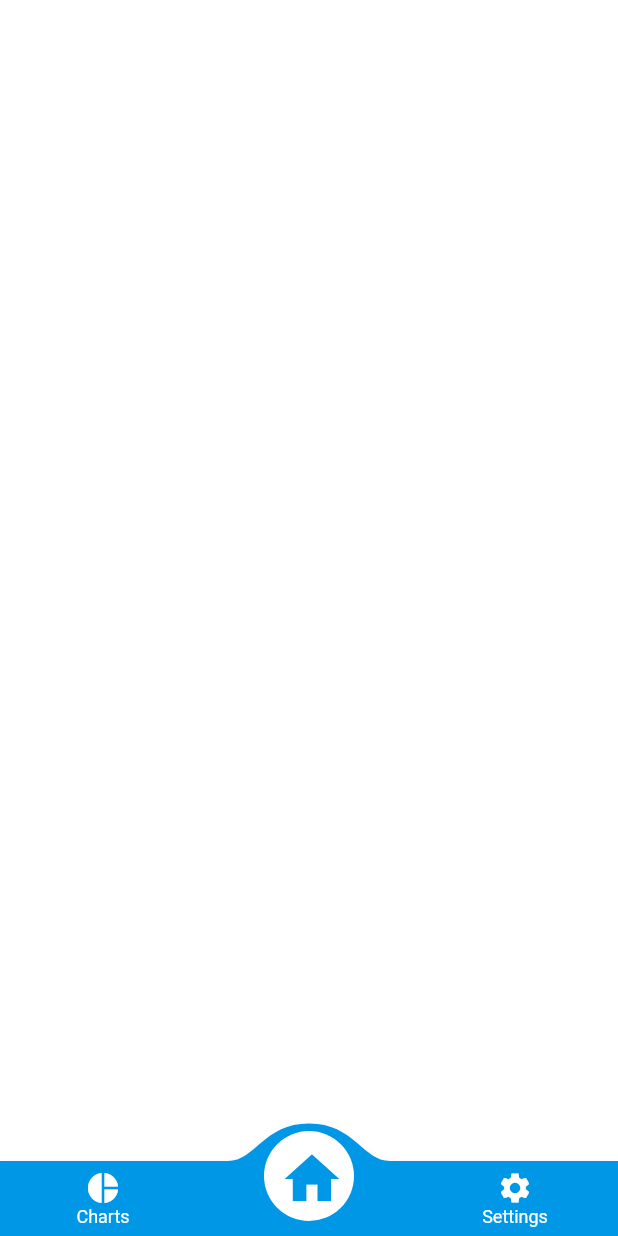
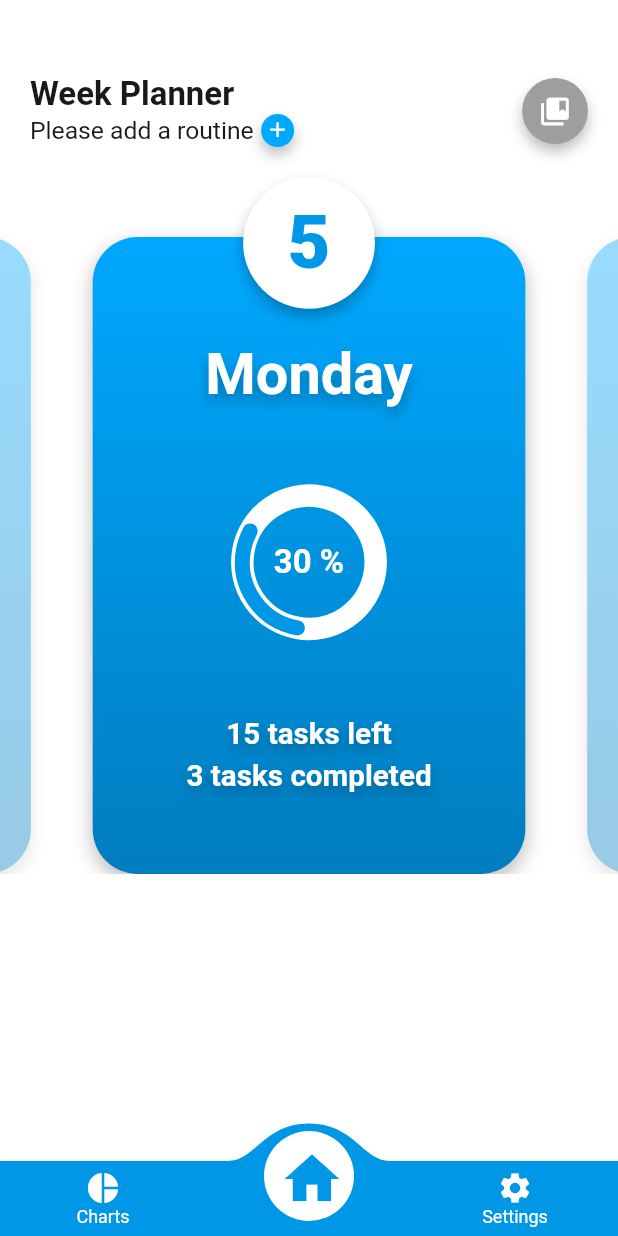
Before and after one commit to draxexx/plan_your_life, a Flutter app: the screen it shows after launch, on a phone screen of 412 x 824 dp. Run offline on Flutter 3.47's test engine with Material 2 defaults, Android fonts, the phone set to English and light mode, and no system bars; drawn by our look-alikes of convex_bottom_bar, sleek_circular_slider; Roboto replaces fonts that are missing (OpenSans).

Commit message:
finish routine home design

```diff
--- a/lib/index.dart
+++ b/lib/index.dart
@@ -2,16 +2,17 @@
 // ============= CORE PACKAGES EXPORT =============
 // ================================================
 export 'package:flutter/material.dart';
+export 'package:flutter/services.dart';
+export 'package:flutter/gestures.dart';
+export 'package:flutter_localizations/flutter_localizations.dart';
 export 'dart:convert';
-export 'package:flutter/services.dart';
 export 'dart:typed_data';
-export 'package:flutter/gestures.dart';
 export 'dart:async';
-export 'package:flutter_localizations/flutter_localizations.dart';
 // ==================================================
 // ============ pub.dev PACKAGES EXPORT =============
 // ==================================================
 export 'package:convex_bottom_bar/convex_bottom_bar.dart';
+export 'package:sleek_circular_slider/sleek_circular_slider.dart';
 // =============================================
 // ============ LOCAL FILES EXPORT =============
 // =============================================
--- a/lib/screens/home/widgets/my_bottom_bar.dart
+++ b/lib/screens/home/widgets/my_bottom_bar.dart
@@ -12,7 +12,7 @@ class _MyBottomBarState extends State<MyBottomBar> {
 
   Widget _selectedScreen(int i) {
     if (i == 1) {
-      return Container();
+      return const RoutinesScreen();
     } else if (i == 2) {
       return Container();
     } else {
--- a/lib/screens/index.dart
+++ b/lib/screens/index.dart
@@ -2,3 +2,10 @@
 
 export './home/home_screen.dart';
 export './home/widgets/my_bottom_bar.dart';
+
+// Routines Screen
+
+export './routines/routines_screen.dart';
+export './routines/widgets/cards/card_list.dart';
+export './routines/widgets/cards/card_item.dart';
+export './routines/widgets/top-bar/top_bar.dart';
--- /dev/null
+++ b/lib/screens/routines/routines_screen.dart
@@ -0,0 +1,25 @@
+import '../../index.dart';
+
+class RoutinesScreen extends StatefulWidget {
+  const RoutinesScreen({super.key});
+
+  @override
+  State<RoutinesScreen> createState() => _RoutinesScreenState();
+}
+
+class _RoutinesScreenState extends State<RoutinesScreen> {
+  @override
+  Widget build(BuildContext context) {
+    return Container(
+      padding: const EdgeInsets.only(top: 50),
+      child: const SingleChildScrollView(
+        child: Column(
+          children: [
+            TopBar(),
+            CardList(),
+          ],
+        ),
+      ),
+    );
+  }
+}
--- /dev/null
+++ b/lib/screens/routines/widgets/cards/card_item.dart
@@ -0,0 +1,69 @@
+import '../../../../index.dart';
+
+class CardItem extends StatelessWidget {
+  const CardItem({super.key});
+
+  @override
+  Widget build(BuildContext context) {
+    return Column(
+      children: [
+        Expanded(
+          child: Stack(
+            children: [
+              roundedContainer(
+                60,
+                0,
+                20,
+                20,
+                0.6,
+                0.7,
+                Theme.of(context).primaryColorLight,
+                Theme.of(context).primaryColorDark,
+                Container(
+                  margin: const EdgeInsets.only(top: 15),
+                  child: Column(
+                    mainAxisAlignment: MainAxisAlignment.spaceEvenly,
+                    children: [
+                      contentText(context, "Monday", false, MyColors.white, 35),
+                      circularSlider(30, 90, 20, MyColors.white,
+                          Theme.of(context).primaryColor, MyColors.white),
+                      Column(
+                        children: [
+                          contentText(context, "15 tasks left", false,
+                              MyColors.white, 18),
+                          const SizedBox(height: 5),
+                          contentText(context, "3 tasks completed", false,
+                              MyColors.white, 18),
+                        ],
+                      ),
+                    ],
+                  ),
+                ),
+              ),
+              Positioned(
+                top: 20,
+                right: 16,
+                left: 16,
+                child: circleContainer(
+                  80,
+                  Center(
+                    child: Text(
+                      "5",
+                      style: TextStyle(
+                        color: Theme.of(context).primaryColor,
+                        fontSize: getProportionateScreenWidth(45),
+                        fontWeight: FontWeight.w900,
+                      ),
+                    ),
+                  ),
+                  MyColors.white,
+                  MyColors.white,
+                ),
+              ),
+            ],
+          ),
+        ),
+      ],
+    );
+  }
+}
--- /dev/null
+++ b/lib/screens/routines/widgets/cards/card_list.dart
@@ -0,0 +1,141 @@
+import '../../../../index.dart';
+
+import 'dart:math' as math;
+
+class CardList extends StatefulWidget {
+  const CardList({super.key});
+
+  @override
+  State<CardList> createState() => _CardListState();
+}
+
+class _CardListState extends State<CardList> {
+  PageController? _pageController;
+
+  int _initialPage = 0;
+
+  // DayFunctions d = DayFunctions();
+
+  // List<RoutineTasksGroupByDate> _dayList = [];
+
+  List<DateTime> _currentWeek = [];
+
+  // void _groupByTasks() {
+  //   _dayList = [];
+  //   for (var i in _currentWeek) {
+  //     List<Task> tempTaskList = [];
+  //     for (var j in widget.routine.taskList) {
+  //       if (i.day == j.date.day &&
+  //           i.month == j.date.month &&
+  //           i.year == j.date.year) {
+  //         tempTaskList.add(j);
+  //       }
+  //     }
+  //     _dayList.add(
+  //       RoutineTasksGroupByDate(
+  //         routineID: widget.routine.id,
+  //         taskList: tempTaskList,
+  //         date: i,
+  //       ),
+  //     );
+  //   }
+  // }
+
+  // void _setCurrentWeek() {
+  //   if (widget.routine != null) {
+  //     _currentWeek = d.currentWeek();
+  //     _groupByTasks();
+  //   }
+  // }
+
+  void _setInitialPage() {
+    DateTime now = DateTime.now();
+    int count = 0;
+    for (var i in _currentWeek) {
+      if (i.day == now.day && i.month == now.month && i.year == now.year) {
+        setState(() {
+          _initialPage = count;
+        });
+        return;
+      }
+      count++;
+    }
+    setState(() {
+      _initialPage = 3;
+    });
+  }
+
+  @override
+  void initState() {
+    super.initState();
+    // _setCurrentWeek();
+    _setInitialPage();
+    _pageController = PageController(
+      viewportFraction: 0.8,
+      initialPage: _initialPage,
+    );
+  }
+
+  @override
+  void dispose() {
+    _pageController!.dispose();
+    super.dispose();
+  }
+
+  @override
+  Widget build(BuildContext context) {
+    // _setCurrentWeek();
+    // return widget.routine == null
+    //     ? const Center(
+    //         child: CircularProgressIndicator(),
+    //       )
+    return AspectRatio(
+      aspectRatio: 0.85,
+      child: PageView.builder(
+        onPageChanged: (value) {
+          setState(() {
+            _initialPage = value;
+          });
+        },
+        physics: const ClampingScrollPhysics(),
+        controller: _pageController,
+        // itemCount: _dayList.length,
+        itemCount: 7,
+        itemBuilder: (context, index) {
+          return buildSlider(index);
+        },
+      ),
+    );
+  }
+
+  Widget buildSlider(int index) {
+    return AnimatedBuilder(
+      animation: _pageController!,
+      builder: (context, child) {
+        double value = 0;
+        if (_pageController!.position.haveDimensions) {
+          value = index - _pageController!.page!;
+          value = (value * 0.038).clamp(-1, 1);
+        }
+        return AnimatedOpacity(
+          duration: const Duration(milliseconds: 350),
+          opacity: _initialPage == index ? 1 : 0.4,
+          child: Transform.rotate(
+            angle: math.pi * value,
+            child: InkWell(
+              // onTap: () {
+              //   Map<String, dynamic> arguments = {
+              //     "routine": widget.routine,
+              //     "current_date": _dayList[index].date,
+              //   };
+              //   Navigator.of(context)
+              //       .pushNamed(DetailScreen.routeName, arguments: arguments);
+              // },
+              child: CardItem(),
+            ),
+          ),
+        );
+      },
+    );
+  }
+}
--- /dev/null
+++ b/lib/screens/routines/widgets/top-bar/top_bar.dart
@@ -0,0 +1,63 @@
+import '../../../../index.dart';
+
+class TopBar extends StatelessWidget {
+  const TopBar({super.key});
+
+  @override
+  Widget build(BuildContext context) {
+    return Container(
+      margin: const EdgeInsets.symmetric(horizontal: 20),
+      child: Row(
+        children: [
+          Expanded(
+            child: Container(
+              child: Column(
+                crossAxisAlignment: CrossAxisAlignment.start,
+                children: [
+                  Container(
+                    child: headerText(
+                        context, "app_title", true, MyColors.black, 20),
+                  ),
+                  Row(
+                    children: [
+                      Container(
+                          child:
+                              subText(context, "Please add a routine", false)),
+                      const SizedBox(width: 5),
+                      InkWell(
+                        onTap: () {},
+                        child: circleContainer(
+                          20,
+                          Icon(
+                            Icons.add,
+                            color: MyColors.white,
+                            size: getProportionateScreenWidth(15),
+                          ),
+                          MyColors.blue,
+                          MyColors.blue,
+                        ),
+                      ),
+                    ],
+                  ),
+                ],
+              ),
+            ),
+          ),
+          InkWell(
+            onTap: () {},
+            child: circleContainer(
+              40,
+              Icon(
+                Icons.collections_bookmark,
+                color: MyColors.white,
+                size: getProportionateScreenWidth(20),
+              ),
+              Colors.grey,
+              Colors.grey,
+            ),
+          ),
+        ],
+      ),
+    );
+  }
+}
--- /dev/null
+++ b/lib/widgets/circular_slider.dart
@@ -0,0 +1,71 @@
+import '../index.dart';
+
+SleekCircularSlider circularSlider(
+    double initialValue,
+    double size,
+    double textSize,
+    Color trackColor,
+    Color progressBarColor,
+    Color textColor) {
+  return SleekCircularSlider(
+    initialValue: initialValue,
+    min: 0,
+    max: 100,
+    appearance: CircularSliderAppearance(
+      size: getProportionateScreenWidth(size),
+      startAngle: 100,
+      angleRange: 360,
+      customColors: CustomSliderColors(
+        trackColor: trackColor,
+        progressBarColor: progressBarColor,
+        dotColor: Colors.transparent,
+      ),
+      customWidths: CustomSliderWidths(
+        trackWidth: 15,
+        progressBarWidth: 10,
+      ),
+      infoProperties: InfoProperties(
+        mainLabelStyle: TextStyle(
+          color: textColor,
+          fontWeight: FontWeight.bold,
+          fontSize: getProportionateScreenWidth(textSize),
+        ),
+      ),
+    ),
+  );
+}
+
+SleekCircularSlider thinCircularSlider(
+    double initialValue,
+    double size,
+    double textSize,
+    Color trackColor,
+    Color progressBarColor,
+    Color textColor) {
+  return SleekCircularSlider(
+    initialValue: initialValue,
+    min: 0,
+    max: 100,
+    appearance: CircularSliderAppearance(
+      size: getProportionateScreenWidth(size),
+      startAngle: 100,
+      angleRange: 360,
+      customColors: CustomSliderColors(
+        trackColor: trackColor,
+        progressBarColor: progressBarColor,
+        dotColor: Colors.transparent,
+      ),
+      customWidths: CustomSliderWidths(
+        trackWidth: 10,
+        progressBarWidth: 8,
+      ),
+      infoProperties: InfoProperties(
+        mainLabelStyle: TextStyle(
+          color: textColor,
+          fontWeight: FontWeight.bold,
+          fontSize: getProportionateScreenWidth(textSize),
+        ),
+      ),
+    ),
+  );
+}
--- a/lib/widgets/index.dart
+++ b/lib/widgets/index.dart
@@ -1,2 +1,5 @@
 export './bottom_bar.dart';
 export './theme.dart';
+export './rounded_number_container.dart';
+export './text_style.dart';
+export './circular_slider.dart';
--- /dev/null
+++ b/lib/widgets/rounded_number_container.dart
@@ -0,0 +1,70 @@
+import '../index.dart';
+
+Container roundedContainer(
+    double marginTop,
+    double marginBottom,
+    double marginRight,
+    double marginLeft,
+    double height,
+    double width,
+    Color beginColor,
+    Color endColor,
+    Widget child) {
+  return Container(
+    margin: EdgeInsets.only(
+        top: marginTop,
+        bottom: marginBottom,
+        right: marginRight,
+        left: marginLeft),
+    height: SizeConfig.screenHeight! * height,
+    width: SizeConfig.screenWidth! * width,
+    decoration: BoxDecoration(
+      borderRadius: BorderRadius.circular(30),
+      gradient: LinearGradient(
+        begin: Alignment.topCenter,
+        end: Alignment.bottomCenter,
+        colors: [
+          beginColor,
+          endColor,
+        ],
+      ),
+      boxShadow: const [
+        BoxShadow(
+          color: Colors.black26,
+          blurRadius: 10,
+          offset: Offset(0, 5),
+        ),
+      ],
+    ),
+    child: child,
+  );
+}
+
+Container circleContainer(
+    double size, Widget child, Color beginColor, Color endColor) {
+  return Container(
+    width: getProportionateScreenWidth(size),
+    height: getProportionateScreenWidth(size),
+    decoration: BoxDecoration(
+      shape: BoxShape.circle,
+      gradient: LinearGradient(
+        begin: Alignment.topCenter,
+        end: Alignment.bottomCenter,
+        colors: [
+          beginColor,
+          endColor,
+        ],
+      ),
+      boxShadow: const [
+        BoxShadow(
+          color: Colors.black26,
+          blurRadius: 7,
+          offset: Offset(0, 5),
+        ),
+      ],
+    ),
+    child: Center(
+      child: child,
+    ),
+  );
+}
--- /dev/null
+++ b/lib/widgets/text_style.dart
@@ -0,0 +1,42 @@
+import '../index.dart';
+
+Text contentText(BuildContext context, String text, bool translate, Color color,
+    double size) {
+  return Text(
+    translate ? AppLocalizations.of(context).translate(text) : text,
+    style: TextStyle(
+      color: color,
+      fontSize: getProportionateScreenWidth(size),
+      fontWeight: FontWeight.bold,
+      shadows: const [
+        BoxShadow(
+          color: Colors.black26,
+          blurRadius: 10,
+          offset: Offset(0, 5),
+        ),
+      ],
+    ),
+  );
+}
+
+Text headerText(BuildContext context, String text, bool translate, Color color,
+    double size) {
+  return Text(
+    translate ? AppLocalizations.of(context).translate(text) : text,
+    style: TextStyle(
+      color: color,
+      fontSize: getProportionateScreenWidth(size),
+      fontWeight: FontWeight.bold,
+    ),
+  );
+}
+
+Text subText(BuildContext context, String text, bool translate) {
+  return Text(
+    translate ? AppLocalizations.of(context).translate(text) : text,
+    style: TextStyle(
+      color: MyColors.black,
+      fontSize: getProportionateScreenWidth(15),
+    ),
+  );
+}
--- a/pubspec.yaml
+++ b/pubspec.yaml
@@ -38,6 +38,7 @@ dependencies:
   # Use with the CupertinoIcons class for iOS style icons.
   cupertino_icons: ^1.0.2
   convex_bottom_bar: ^3.2.0
+  sleek_circular_slider: ^2.0.1
 
 dev_dependencies:
   flutter_test:
```
Also changed, not shown: pubspec.lock.
